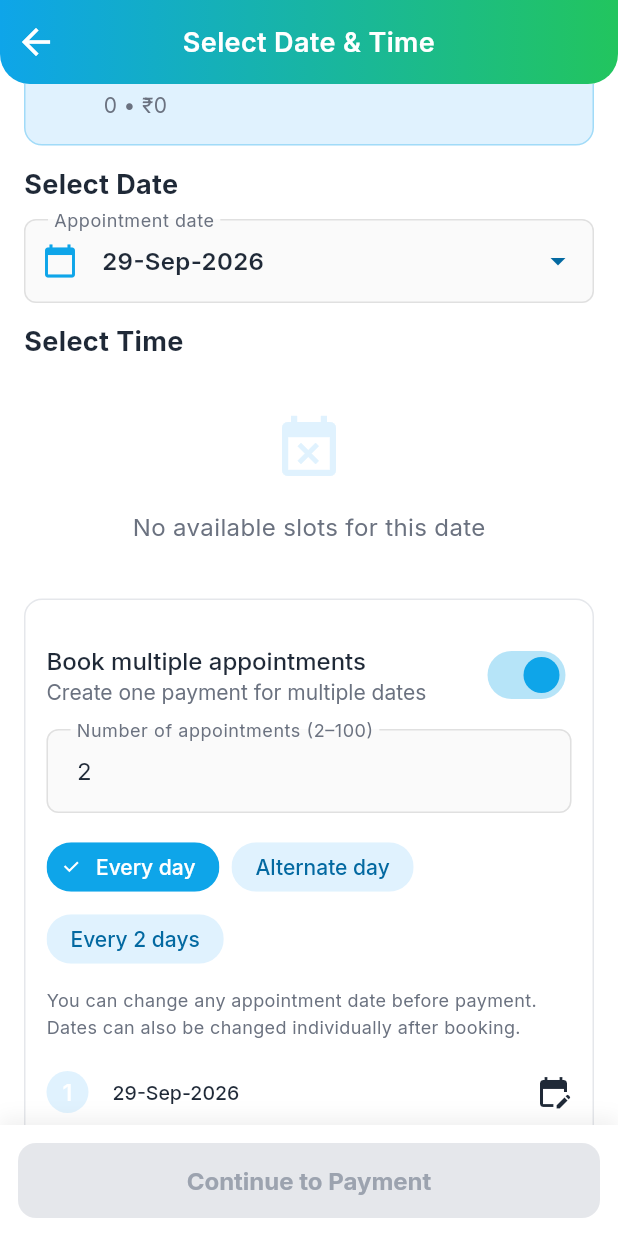
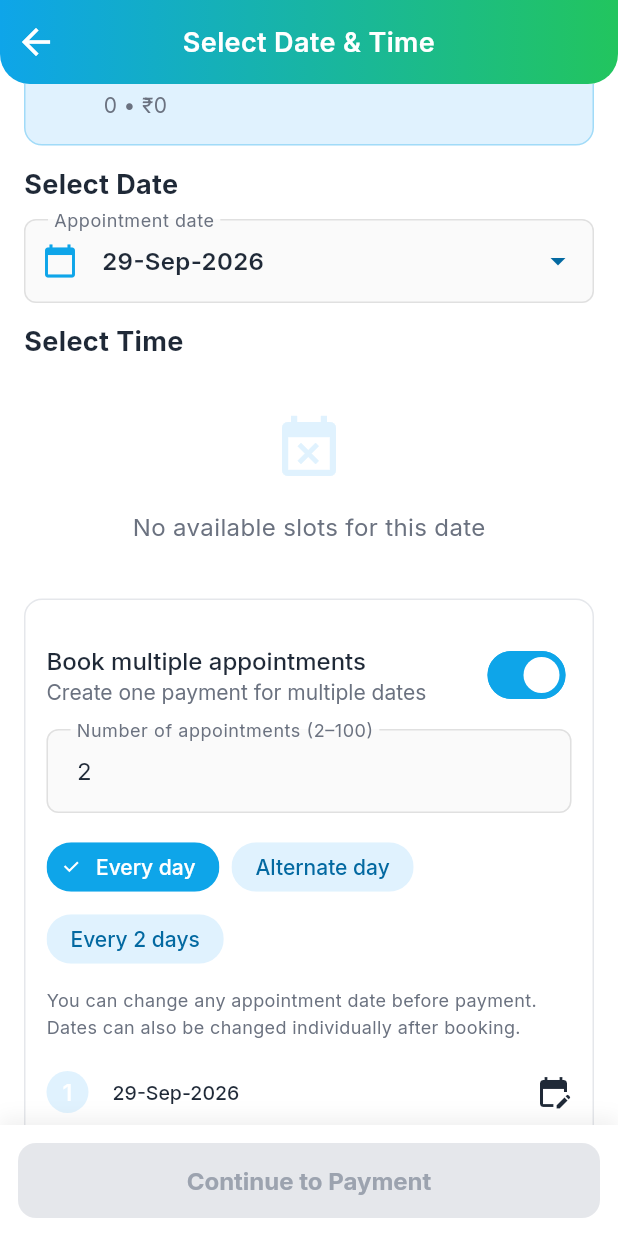
Before and after one commit to meetjanani/physio_connect_flutter, a Flutter app: the DateTimeScreen screen opened by its route, scrolled down 109 dp, after a tap on "Book multiple appointments", on a phone screen of 412 x 824 dp. Run offline on Flutter 3.47's test engine with Material 3 defaults, Android fonts, the phone set to English and light mode, and no system bars; our stand-ins replace cached_network_image, cloud_functions, firebase_analytics, firebase_auth, firebase_core, firebase_crashlytics and 17 more; missing offline and left inert: firebase_app_check, html_editor_enhanced, razorpay_flutter; accounts and stored records are empty.

Commit message:
Add paymentFailureReason to bookings model; update related serialization and UI logic

```diff
--- a/lib/model/bookings_model.dart
+++ b/lib/model/bookings_model.dart
@@ -24,6 +24,7 @@ class BookingsModel {
   String sessionTypeJson = "";
   String patientJson = "";
   String paymentStatus = "";
+  String? paymentFailureReason;
   String? paymentId = "";
   String? orderId = "";
   String? signature = "";
--- a/lib/ui/book_session/date_time_screen.dart
+++ b/lib/ui/book_session/date_time_screen.dart
@@ -25,8 +25,7 @@ class _DateTimeScreenState extends State<DateTimeScreen> {
   @override
   void initState() {
     super.initState();
-    controller.configureAppointmentDates();
-    controller.getTimeSlotsMaster();
+    _fetchTimeSlotAfterDateSelection(DateTime.now());
     fetchAndSetCurrentLocation();
   }
 
@@ -438,8 +437,19 @@ class _DateTimeScreenState extends State<DateTimeScreen> {
             SwitchListTile(
               contentPadding: EdgeInsets.zero,
               title: const Text('Book multiple appointments'),
-              subtitle: const Text('Create one payment for multiple dates'),
+              subtitle: Text(
+                bulk
+                    ? 'Create one payment for multiple dates'
+                    : 'Book a single appointment',
+              ),
               value: bulk,
+              activeTrackColor: AppColors.medicalBlue,
+              activeThumbColor: AppColors.surface,
+              inactiveTrackColor: AppColors.borderDark,
+              inactiveThumbColor: AppColors.surface,
+              trackOutlineColor: WidgetStatePropertyAll(
+                bulk ? AppColors.medicalBlue : AppColors.borderDark,
+              ),
               onChanged: controller.setBulkAppointmentEnabled,
             ),
             if (bulk) ...[
@@ -541,13 +551,17 @@ class _DateTimeScreenState extends State<DateTimeScreen> {
     );
     if (pickedDate == null) return;
 
-    controller.selectedDate.value = DateTime(
-      pickedDate.year,
-      pickedDate.month,
-      pickedDate.day,
-    );
+    await _fetchTimeSlotAfterDateSelection(pickedDate);
+  }
+
+  Future<void> _fetchTimeSlotAfterDateSelection(DateTime selectedDate) async {
+    controller.selectedDate.value = selectedDate;
     controller.configureAppointmentDates();
-    await controller.getTimeSlotsMaster();
+    WidgetsBinding.instance.addPostFrameCallback((_) {
+      if (mounted) {
+        controller.getTimeSlotsMaster();
+      }
+    });
   }
 
   Future<void> fetchAndSetCurrentLocation() async {
--- a/lib/utils/database_schema.dart
+++ b/lib/utils/database_schema.dart
@@ -51,6 +51,7 @@ class DatabaseSchema extends GetxController {
   static const String bookingsTable = "bookings";
   static const String bookingsId = "id";
   static const String bookingsPaymentStatus = "paymentStatus";
+  static const String bookingsPaymentFailureReason = "paymentFailureReason";
   static const String bookingsPrice = "price";
   static const String bookingsUserId = "userId";
   static const String bookingsTimeSlotId = "timeSlotId";
```
Also changed, not shown: lib/model/bookings_model.g.dart.
